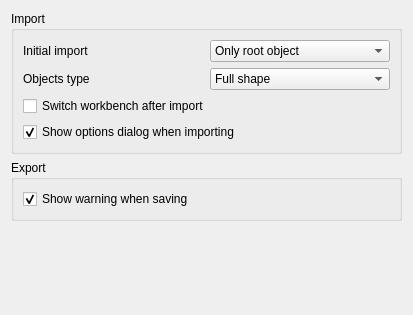
Before: the Qt Designer form ui/preferencesNativeIFC.ui in yorikvanhavre/FreeCAD-NativeIFC, drawn with Qt 5.
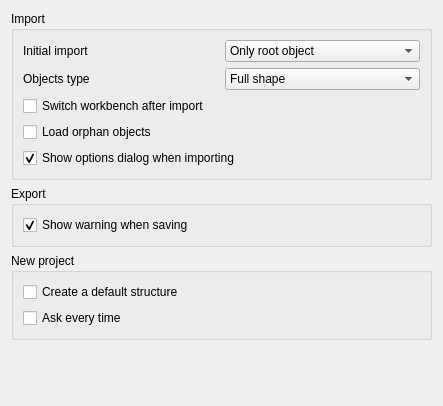
After: the same form once the commit is applied. Custom widgets are drawn as their Qt base class.

Commit message: Load orphan objects - issue #27

Patch:
```diff
--- a/ui/preferencesNativeIFC.ui
+++ b/ui/preferencesNativeIFC.ui
@@ -6,8 +6,8 @@
    <rect>
     <x>0</x>
     <y>0</y>
-    <width>413</width>
-    <height>315</height>
+    <width>443</width>
+    <height>406</height>
    </rect>
   </property>
   <property name="windowTitle">
@@ -113,6 +113,22 @@
         </property>
        </widget>
       </item>
+      <item>
+       <widget class="Gui::PrefCheckBox" name="checkBox_6">
+        <property name="toolTip">
+         <string>If this is marked, objects not belonging to any project will be loaded too and placed in a separate group</string>
+        </property>
+        <property name="text">
+         <string>Load orphan objects</string>
+        </property>
+        <property name="prefEntry" stdset="0">
+         <cstring>LoadOrphans</cstring>
+        </property>
+        <property name="prefPath" stdset="0">
+         <cstring>Mod/NativeIFC</cstring>
+        </property>
+       </widget>
+      </item>
       <item>
        <widget class="Gui::PrefCheckBox" name="checkBox">
         <property name="toolTip">
@@ -160,6 +176,47 @@
      </layout>
     </widget>
    </item>
+   <item>
+    <widget class="QGroupBox" name="groupBox_3">
+     <property name="title">
+      <string>New project</string>
+     </property>
+     <layout class="QVBoxLayout" name="verticalLayout_4">
+      <item>
+       <widget class="Gui::PrefCheckBox" name="checkBox_4">
+        <property name="accessibleName">
+         <string>If this is checked, when creating a new projects, a default structure (site, building and storey) will be added under the project</string>
+        </property>
+        <property name="text">
+         <string>Create a default structure</string>
+        </property>
+        <property name="prefEntry" stdset="0">
+         <cstring>ProjectFull</cstring>
+        </property>
+        <property name="prefPath" stdset="0">
+         <cstring>Mod/NativeIFC</cstring>
+        </property>
+       </widget>
+      </item>
+      <item>
+       <widget class="Gui::PrefCheckBox" name="checkBox_5">
+        <property name="accessibleName">
+         <string>Check this to ask the above question every time a project is created</string>
+        </property>
+        <property name="text">
+         <string>Ask every time</string>
+        </property>
+        <property name="prefEntry" stdset="0">
+         <cstring>ProjectAskAgain</cstring>
+        </property>
+        <property name="prefPath" stdset="0">
+         <cstring>Mod/NativeIFC</cstring>
+        </property>
+       </widget>
+      </item>
+     </layout>
+    </widget>
+   </item>
    <item>
     <spacer name="verticalSpacer">
      <property name="orientation">
```
The commit also changes 4 other files.
